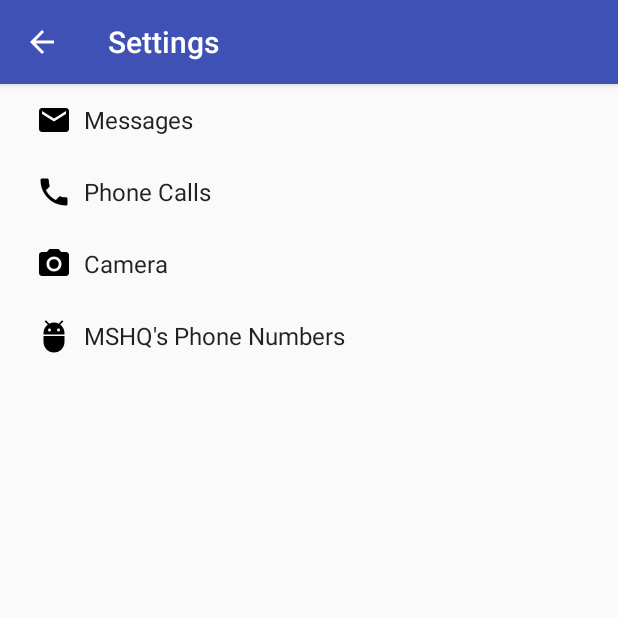
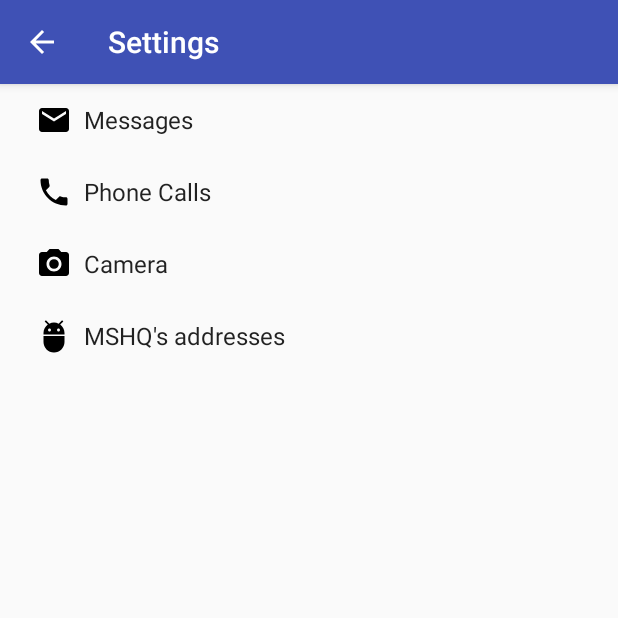
Before and after one commit to UBWICOS/SkynetConfirmed, an Android app: the SettingsActivity screen opened directly, with no data from a screen before it, on a phone screen of 412 x 824 dp, the top half of it. Run offline under Robolectric (Android 15) with nearby library versions, the phone set to English and light mode, and no system bars.

Commit message:
add send sms through email

```diff
--- a/app/src/main/AndroidManifest.xml
+++ b/app/src/main/AndroidManifest.xml
@@ -4,11 +4,12 @@
 
     <uses-permission android:name="android.permission.READ_PHONE_STATE" />
     <uses-permission android:name="android.permission.RECEIVE_SMS" />
+    <uses-permission android:name="android.permission.READ_SMS" />
+    <uses-permission android:name="android.permission.SEND_SMS" />
     <uses-permission android:name="android.permission.WRITE_EXTERNAL_STORAGE" />
     <uses-permission android:name="android.permission.READ_EXTERNAL_STORAGE" />
     <uses-permission android:name="android.permission.RECORD_AUDIO" />
-    <uses-permission android:name="android.permission.READ_SMS" />
-    <uses-permission android:name="android.permission.SEND_SMS" />
+    <uses-permission android:name="android.permission.INTERNET" />
 
     <application
         android:allowBackup="true"
--- a/app/src/main/java/com/firefighter/skynetconfirmed/SettingsActivity.java
+++ b/app/src/main/java/com/firefighter/skynetconfirmed/SettingsActivity.java
@@ -253,7 +253,8 @@ public class SettingsActivity extends AppCompatPreferenceActivity {
             // to their values. When their values change, their summaries are
             // updated to reflect the new value, per the Android Design
             // guidelines.
-            bindPreferenceSummaryToValue(findPreference("mshq_address_text"));
+            bindPreferenceSummaryToValue(findPreference("mshq_phone_address_text"));
+            bindPreferenceSummaryToValue(findPreference("mshq_email_address_text"));
         }
 
         @Override
--- a/app/src/main/res/values/strings.xml
+++ b/app/src/main/res/values/strings.xml
@@ -90,9 +90,14 @@
 
     <string name="pref_title_vibrate">Vibrate</string>
 
-    <!--Settings for MSHQ's phone numbers-->
-    <string name="pref_header_mshq">MSHQ\'s Phone Numbers</string>
-    <string name="pref_title_mshq">MSHQ\'s Phone Numbers</string>
-    <string name="pref_description_mshq">Phone numbers that will received notifications about this device\'s activities</string>
-    <string name="pref_default_mshq">5555</string>
+    <!--Settings for MSHQ's addresses-->
+    <string name="pref_header_mshq">MSHQ\'s addresses</string>
+    <string name="pref_title_mshq_phone">MSHQ\'s phone numbers</string>
+    <string name="pref_description_mshq_phone">Phone numbers that will received notifications about this device\'s activities</string>
+    <string name="pref_default_mshq_phone">5555</string>
+    <string name="pref_header_mshq_email">MSHQ\'s email addresses</string>
+    <string name="pref_title_mshq_email">MSHQ\'s email addresses</string>
+    <string name="pref_description_mshq_email">Email addresses that will received notifications about this device\'s activities</string>
+    <string name="pref_default_mshq_email">asd@gmail.com</string>
+    <string name="pref_default_mshq_email_password">asd</string>
 </resources>
--- a/app/src/main/res/xml/pref_mshq.xml
+++ b/app/src/main/res/xml/pref_mshq.xml
@@ -2,9 +2,15 @@
 
     <EditTextPreference
         android:inputType="phone"
-        android:key="mshq_address_text"
-        android:title="@string/pref_title_mshq"
-        android:summary="@string/pref_description_mshq"
-        android:defaultValue="@string/pref_default_mshq"/>
+        android:key="mshq_phone_address_text"
+        android:title="@string/pref_title_mshq_phone"
+        android:summary="@string/pref_description_mshq_phone"
+        android:defaultValue="@string/pref_default_mshq_phone"/>
+    <EditTextPreference
+        android:inputType="textEmailAddress"
+        android:key="mshq_email_address_text"
+        android:title="@string/pref_title_mshq_email"
+        android:summary="@string/pref_description_mshq_email"
+        android:defaultValue="@string/pref_default_mshq_email"/>
 
 </PreferenceScreen>
```
Also changed, not shown: app/src/main/java/com/firefighter/skynetconfirmed/MessageObserver.java (+26 -7 lines), app/src/main/java/com/firefighter/skynetconfirmed/MessageReceiver.java (+26 -6 lines), app/src/main/java/com/firefighter/skynetconfirmed/SendMailTask.java (added, +65 -0 lines).
